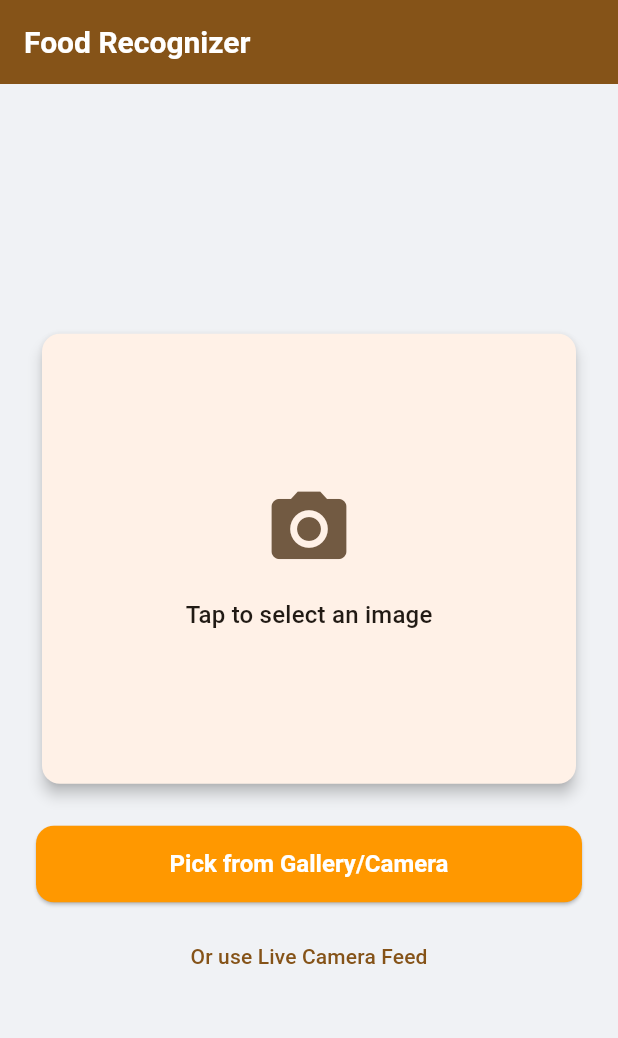
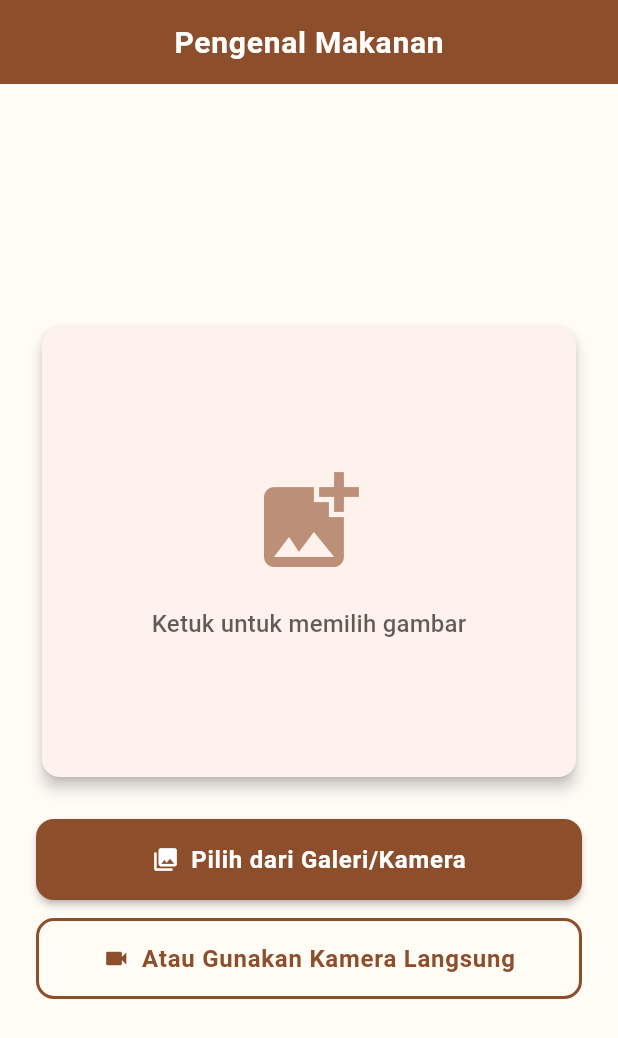
Before and after one commit to HaikalFaruq/foodlens, a Flutter app: the screen it shows after launch, on a phone screen of 412 x 824 dp. Shown: the top 1038 px of the screen. Run offline on Flutter 3.47's test engine with Material 3 defaults, Android fonts, the phone set to English and light mode, and no system bars; our stand-ins replace camera, firebase_core, google_generative_ai, image_cropper, image_picker; missing offline and left inert: firebase_ml_model_downloader, tflite_flutter; accounts and stored records are empty; generated files the repository leaves out were written again.

Commit message:
Localizes UI, improves error handling, refines ML/AI UX
Localizes all user-facing strings and nutrition labels to Indonesian for better user experience. Refactors error handling with debug logging and clearer feedback. Enhances ML initialization with fallback and instructions, and splits AI model usage for nutrition vs. description. Refines UI/UX: modernizes themes, improves button labeling, and adds icons and structure to result displays. Updates build configs, ProGuard, and package IDs for distribution. Upgrades Firebase dependencies and documents agent conventions.

```diff
--- /dev/null
+++ b/devtools_options.yaml
@@ -0,0 +1,3 @@
+description: This file stores settings for Dart & Flutter DevTools.
+documentation: https://docs.flutter.dev/tools/devtools/extensions#configure-extension-enablement-states
+extensions:
--- a/lib/controller/photo_picker_controller.dart
+++ b/lib/controller/photo_picker_controller.dart
@@ -117,7 +117,7 @@ class PhotoPickerController extends ChangeNotifier {
       notifyListeners();
     }
 
-    if (_image != null && _analysisResult != null) {
+    if (_image != null && _analysisResult != null && context.mounted) {
       Navigator.pushNamed(
         context,
         NavigationRoute.analyzeRoute.name,
@@ -126,7 +126,7 @@ class PhotoPickerController extends ChangeNotifier {
           analysisResult: _analysisResult!,
         ),
       );
-    } else {
+    } else if (_analysisResult == null) {
       _serviceError =
       'Makanan tidak teridentifikasi. Coba foto lain (pencahayaan jelas, objek memenuhi frame).';
       notifyListeners();
--- a/lib/main.dart
+++ b/lib/main.dart
@@ -1,3 +1,4 @@
+
 import 'dart:async';
 
 import 'package:firebase_core/firebase_core.dart';
--- a/lib/service/image_service.dart
+++ b/lib/service/image_service.dart
@@ -1,5 +1,6 @@
 import 'dart:io';
 
+import 'package:flutter/foundation.dart';
 import 'package:image_cropper/image_cropper.dart';
 import 'package:image_picker/image_picker.dart';
 
@@ -17,7 +18,7 @@ class ImageService {
       if (pickedFile == null) return null;
       return File(pickedFile.path);
     } catch (e) {
-      print('Error picking image: $e');
+      debugPrint('Error picking image: $e');
       return null;
     }
   }
@@ -38,7 +39,7 @@ class ImageService {
       if (croppedFile == null) return null;
       return File(croppedFile.path);
     } catch (e) {
-      print('Error cropping image: $e');
+      debugPrint('Error cropping image: $e');
       return null;
     }
   }
--- a/lib/service/lite_rt_service.dart
+++ b/lib/service/lite_rt_service.dart
@@ -1,4 +1,5 @@
 import 'package:camera/camera.dart';
+import 'package:flutter/foundation.dart';
 import 'package:food_recognizer_app/service/isolate_utils.dart';
 import 'package:tflite_flutter/tflite_flutter.dart' as tfl;
 
@@ -18,7 +19,7 @@ class LiteRTService {
     _interpreter = interpreter;
     _labels = labels;
     _isInitialized = true;
-    print("LiteRTService Initialized.");
+    debugPrint("LiteRTService Initialized.");
   }
 
   Future<String?> analyzeCameraFrame(CameraImage image) async {
--- a/lib/ui/camera_screen.dart
+++ b/lib/ui/camera_screen.dart
@@ -30,7 +30,7 @@ class _CameraScreenState extends State<CameraScreen>
   Future<void> _initialize() async {
     final mlService = context.read<MLService>();
     if (!mlService.isInitialized) {
-      print("ML Service not ready, cannot start camera.");
+      debugPrint("ML Service not ready, cannot start camera.");
       return;
     }
     await _liteRTService.initialize(mlService.interpreter, mlService.labels);
@@ -82,7 +82,7 @@ class _CameraScreenState extends State<CameraScreen>
       if (_cameras == null || _cameras!.isEmpty) {
         if (!mounted) return;
         ScaffoldMessenger.of(context).showSnackBar(
-          const SnackBar(content: Text('No cameras available.')),
+          const SnackBar(content: Text('Tidak ada kamera tersedia.')),
         );
         return;
       }
@@ -111,7 +111,7 @@ class _CameraScreenState extends State<CameraScreen>
           } catch (e) {
             if (mounted) {
               ScaffoldMessenger.of(context).showSnackBar(
-                SnackBar(content: Text('Analyze error: $e')),
+                SnackBar(content: Text('Kesalahan analisis: $e')),
               );
             }
           } finally {
@@ -126,13 +126,13 @@ class _CameraScreenState extends State<CameraScreen>
     } on CameraException catch (e) {
       if (mounted) {
         ScaffoldMessenger.of(context).showSnackBar(
-          SnackBar(content: Text('Camera error [${e.code}]: ${e.description}')),
+          SnackBar(content: Text('Kesalahan kamera [${e.code}]: ${e.description}')),
         );
       }
     } catch (e) {
       if (mounted) {
         ScaffoldMessenger.of(context).showSnackBar(
-          SnackBar(content: Text('Error initializing camera: $e')),
+          SnackBar(content: Text('Kesalahan inisialisasi kamera: $e')),
         );
       }
     }
@@ -141,7 +141,10 @@ class _CameraScreenState extends State<CameraScreen>
   @override
   Widget build(BuildContext context) {
     return Scaffold(
-      appBar: AppBar(title: const Text('Live Feed Analysis')),
+      appBar: AppBar(
+        title: const Text('Analisis Kamera Langsung'),
+        centerTitle: true,
+      ),
       body: _isCameraInitialized
           ? Stack(
               fit: StackFit.expand,
--- a/lib/ui/photo_picker_screen.dart
+++ b/lib/ui/photo_picker_screen.dart
@@ -28,9 +28,11 @@ class _PhotoPickerScreenState extends State<PhotoPickerScreen> {
 
     return Scaffold(
       appBar: AppBar(
-        title: const Text('Food Recognizer'),
+        title: const Text('Pengenal Makanan'),
         backgroundColor: scheme.primary,
         foregroundColor: scheme.onPrimary,
+        centerTitle: true,
+        elevation: 0,
       ),
       body: Stack(
         children: [
@@ -106,11 +108,13 @@ class _ImagePlaceholder extends StatelessWidget {
           child: Column(
             mainAxisAlignment: MainAxisAlignment.center,
             children: [
-              Icon(Icons.camera_alt, size: 60, color: scheme.secondary),
+              Icon(Icons.add_photo_alternate, size: 80, color: scheme.primary.withValues(alpha: 0.6)),
               const SizedBox(height: 16),
               Text(
-                "Tap to select an image",
-                style: Theme.of(context).textTheme.titleMedium,
+                "Ketuk untuk memilih gambar",
+                style: Theme.of(context).textTheme.titleMedium?.copyWith(
+                  color: scheme.onSurface.withValues(alpha: 0.7),
+                ),
               ),
             ],
           ),
@@ -144,7 +148,7 @@ class _BottomSection extends StatelessWidget {
                 : () => context
                 .read<PhotoPickerController>()
                 .showImageSourceDialog(context),
-            child: const Text('Pick another image'),
+            child: const Text('Pilih gambar lain'),
           ),
         ],
       );
@@ -162,7 +166,7 @@ class _BottomSection extends StatelessWidget {
                   : () => context
                   .read<PhotoPickerController>()
                   .showImageSourceDialog(context),
-              child: const Text('Pick another image'),
+              child: const Text('Pilih gambar lain'),
             ),
           ],
         ],
@@ -177,10 +181,10 @@ class _BottomSection extends StatelessWidget {
       children: [
         ElevatedButton.icon(
           icon: const Icon(Icons.insights),
-          label: const Text('View Analysis Detail'),
+          label: const Text('Lihat Detail Analisis'),
           onPressed: () {
             ScaffoldMessenger.of(context).showSnackBar(
-              const SnackBar(content: Text('Result already generated.')),
+              const SnackBar(content: Text('Hasil sudah dibuat.')),
             );
           },
         ),
@@ -191,7 +195,7 @@ class _BottomSection extends StatelessWidget {
               : () => context
               .read<PhotoPickerController>()
               .showImageSourceDialog(context),
-          child: const Text('Pick another image'),
+          child: const Text('Pilih gambar lain'),
         ),
       ],
     );
@@ -209,15 +213,15 @@ class _ActionButtons extends StatelessWidget {
       children: [
         ElevatedButton.icon(
           icon: const Icon(Icons.crop),
-          label: const Text('Crop'),
+          label: const Text('Potong Gambar'),
           onPressed: controller.isLoading
               ? null
               : () => context.read<PhotoPickerController>().cropImage(context),
         ),
         const SizedBox(height: 12),
         ElevatedButton.icon(
-          icon: const Icon(Icons.science),
-          label: const Text('Analyze'),
+          icon: const Icon(Icons.auto_awesome),
+          label: const Text('Analisis Gambar'),
           onPressed: controller.isLoading
               ? null
               : () =>
@@ -236,26 +240,31 @@ class _PickerButtons extends StatelessWidget {
     final controller = context.watch<PhotoPickerController>();
     return Column(
       children: [
-        ElevatedButton(
+        ElevatedButton.icon(
+          icon: const Icon(Icons.photo_library),
+          label: const Text('Pilih dari Galeri/Kamera'),
           onPressed: controller.isLoading
               ? null
               : () => context
                   .read<PhotoPickerController>()
                   .showImageSourceDialog(context),
           style: ElevatedButton.styleFrom(
-            minimumSize: const Size(double.infinity, 50),
+            minimumSize: const Size(double.infinity, 54),
           ),
-          child: const Text('Pick from Gallery/Camera'),
         ),
         const SizedBox(height: 12),
-        TextButton(
+        OutlinedButton.icon(
+          icon: const Icon(Icons.videocam),
+          label: const Text('Atau Gunakan Kamera Langsung'),
           onPressed: controller.isLoading
               ? null
               : () => Navigator.pushNamed(
                     context,
                     NavigationRoute.cameraRoute.name,
                   ),
-          child: const Text('Or use Live Camera Feed'),
+          style: OutlinedButton.styleFrom(
+            minimumSize: const Size(double.infinity, 54),
+          ),
         ),
       ],
     );
@@ -268,7 +277,7 @@ class _LoadingOverlay extends StatelessWidget {
   @override
   Widget build(BuildContext context) {
     return Container(
-      color: Colors.black.withOpacity(0.5),
+      color: Colors.black.withValues(alpha: 0.5),
       child: const Center(child: CircularProgressIndicator()),
     );
   }
--- a/lib/ui/theme/app_theme.dart
+++ b/lib/ui/theme/app_theme.dart
@@ -1,11 +1,8 @@
 import 'package:flutter/material.dart';
 
 class AppTheme {
-  static const Color primaryColor = Colors.orange;
-
-  static Color get accentColor =>
-      ColorScheme.fromSeed(seedColor: primaryColor).secondary;
-  static const Color lightBackgroundColor = Color(0xFFF0F2F5);
+  static const Color primaryColor = Color(0xFFFF6F00); // Deep Orange
+  static const Color lightBackgroundColor = Color(0xFFFFFBF5);
   static const Color textColor = Colors.white;
 
   // Light theme
@@ -20,29 +17,76 @@ class AppTheme {
       brightness: Brightness.light,
       useMaterial3: true,
       scaffoldBackgroundColor: lightBackgroundColor,
-      appBarTheme: const AppBarTheme(
-        backgroundColor: primaryColor,
-        elevation: 4,
-        titleTextStyle: TextStyle(
+      appBarTheme: AppBarTheme(
+        backgroundColor: scheme.primary,
+        elevation: 0,
+        centerTitle: true,
+        titleTextStyle: const TextStyle(
           color: textColor,
           fontSize: 20,
-          fontWeight: FontWeight.bold,
+          fontWeight: FontWeight.w600,
+          letterSpacing: 0.5,
         ),
-        iconTheme: IconThemeData(color: textColor),
+        iconTheme: const IconThemeData(color: textColor),
+      ),
+      cardTheme: CardThemeData(
+        elevation: 2,
+        shape: RoundedRectangleBorder(
+          borderRadius: BorderRadius.circular(16),
+        ),
+        clipBehavior: Clip.antiAlias,
       ),
       elevatedButtonTheme: ElevatedButtonThemeData(
         style: ElevatedButton.styleFrom(
-          backgroundColor: primaryColor,
+          backgroundColor: scheme.primary,
           foregroundColor: textColor,
-          padding: const EdgeInsets.symmetric(vertical: 16),
+          elevation: 2,
+          padding: const EdgeInsets.symmetric(vertical: 16, horizontal: 24),
           shape: RoundedRectangleBorder(
             borderRadius: BorderRadius.circular(12),
           ),
           textStyle: const TextStyle(
             fontSize: 16,
-            fontWeight: FontWeight.bold,
+            fontWeight: FontWeight.w600,
+            letterSpacing: 0.5,
           ),
         ),
+      ),
+      outlinedButtonTheme: OutlinedButtonThemeData(
+        style: OutlinedButton.styleFrom(
+          foregroundColor: scheme.primary,
+          padding: const EdgeInsets.symmetric(vertical: 16, horizontal: 24),
+          side: BorderSide(color: scheme.primary, width: 2),
+          shape: RoundedRectangleBorder(
+            borderRadius: BorderRadius.circular(12),
+          ),
+          textStyle: const TextStyle(
+            fontSize: 16,
+            fontWeight: FontWeight.w600,
+            letterSpacing: 0.5,
+          ),
+        ),
+      ),
+      textButtonTheme: TextButtonThemeData(
+        style: TextButton.styleFrom(
+          foregroundColor: scheme.primary,
+          padding: const EdgeInsets.symmetric(vertical: 12, horizontal: 16),
+          textStyle: const TextStyle(
+            fontSize: 15,
+            fontWeight: FontWeight.w500,
+          ),
+        ),
+      ),
+      snackBarTheme: SnackBarThemeData(
+        behavior: SnackBarBehavior.floating,
+        shape: RoundedRectangleBorder(
+          borderRadius: BorderRadius.circular(12),
+        ),
+      ),
+      dividerTheme: DividerThemeData(
+        color: scheme.outlineVariant,
+        thickness: 1,
+        space: 24,
       ),
     );
   }
@@ -62,26 +106,73 @@ class AppTheme {
       appBarTheme: AppBarTheme(
         backgroundColor: scheme.surface,
         elevation: 0,
+        centerTitle: true,
         titleTextStyle: TextStyle(
           color: scheme.onSurface,
           fontSize: 20,
-          fontWeight: FontWeight.bold,
+          fontWeight: FontWeight.w600,
+          letterSpacing: 0.5,
         ),
         iconTheme: IconThemeData(color: scheme.onSurface),
+      ),
+      cardTheme: CardThemeData(
+        elevation: 2,
+        shape: RoundedRectangleBorder(
+          borderRadius: BorderRadius.circular(16),
+        ),
+        clipBehavior: Clip.antiAlias,
       ),
       elevatedButtonTheme: ElevatedButtonThemeData(
         style: ElevatedButton.styleFrom(
           backgroundColor: scheme.primary,
           foregroundColor: scheme.onPrimary,
-          padding: const EdgeInsets.symmetric(vertical: 16),
+          elevation: 2,
+          padding: const EdgeInsets.symmetric(vertical: 16, horizontal: 24),
           shape: RoundedRectangleBorder(
             borderRadius: BorderRadius.circular(12),
           ),
           textStyle: const TextStyle(
             fontSize: 16,
-            fontWeight: FontWeight.bold,
+            fontWeight: FontWeight.w600,
+            letterSpacing: 0.5,
           ),
         ),
+      ),
+      outlinedButtonTheme: OutlinedButtonThemeData(
+        style: OutlinedButton.styleFrom(
+          foregroundColor: scheme.primary,
+          padding: const EdgeInsets.symmetric(vertical: 16, horizontal: 24),
+          side: BorderSide(color: scheme.primary, width: 2),
+          shape: RoundedRectangleBorder(
+            borderRadius: BorderRadius.circular(12),
+          ),
+          textStyle: const TextStyle(
+            fontSize: 16,
+            fontWeight: FontWeight.w600,
+            letterSpacing: 0.5,
+          ),
+        ),
+      ),
+      textButtonTheme: TextButtonThemeData(
+        style: TextButton.styleFrom(
+          foregroundColor: scheme.primary,
+          padding: const EdgeInsets.symmetric(vertical: 12, horizontal: 16),
+          textStyle: const TextStyle(
+            fontSize: 15,
+            fontWeight: FontWeight.w500,
+          ),
+        ),
+      ),
+      snackBarTheme: SnackBarThemeData(
+        behavior: SnackBarBehavior.floating,
+        shape: RoundedRectangleBorder(
+          borderRadius: BorderRadius.circular(12),
+        ),
+      ),
+      dividerTheme: DividerThemeData(
+        color: scheme.outlineVariant,
+        thickness: 1,
+        space: 24,
       ),
     );
   }
--- a/pubspec.yaml
+++ b/pubspec.yaml
@@ -19,12 +19,12 @@ dependencies:
   collection: ^1.18.0
   build_runner: ^2.5.2
   image_picker: ^1.1.2
-  firebase_core: ^4.1.0
+  firebase_core: ^4.2.0
   path_provider: ^2.1.3
   tflite_flutter: ^0.11.0
   image_cropper: ^11.0.0
   google_generative_ai: ^0.4.7
-  firebase_ml_model_downloader: ^0.4.0+1
+  firebase_ml_model_downloader: ^0.4.0+3
 
 dev_dependencies:
   flutter_lints: ^6.0.0
@@ -41,6 +41,7 @@ flutter:
     - assets/
     - assets/data/nutrition_data.json
     - assets/labelmap.txt
+    # - assets/model.tflite  # Uncomment this line when you add the model file
   #   - images/a_dot_burr.jpeg
   #   - images/a_dot_ham.jpeg
 
```
Also changed, not shown: lib/controller/result_controller.dart (+5 -3 lines), lib/service/gemini_service.dart (+39 -9 lines), lib/service/ml_service.dart (+29 -9 lines), lib/ui/result_screen.dart (+80 -22 lines), pubspec.lock, 6 other files.
